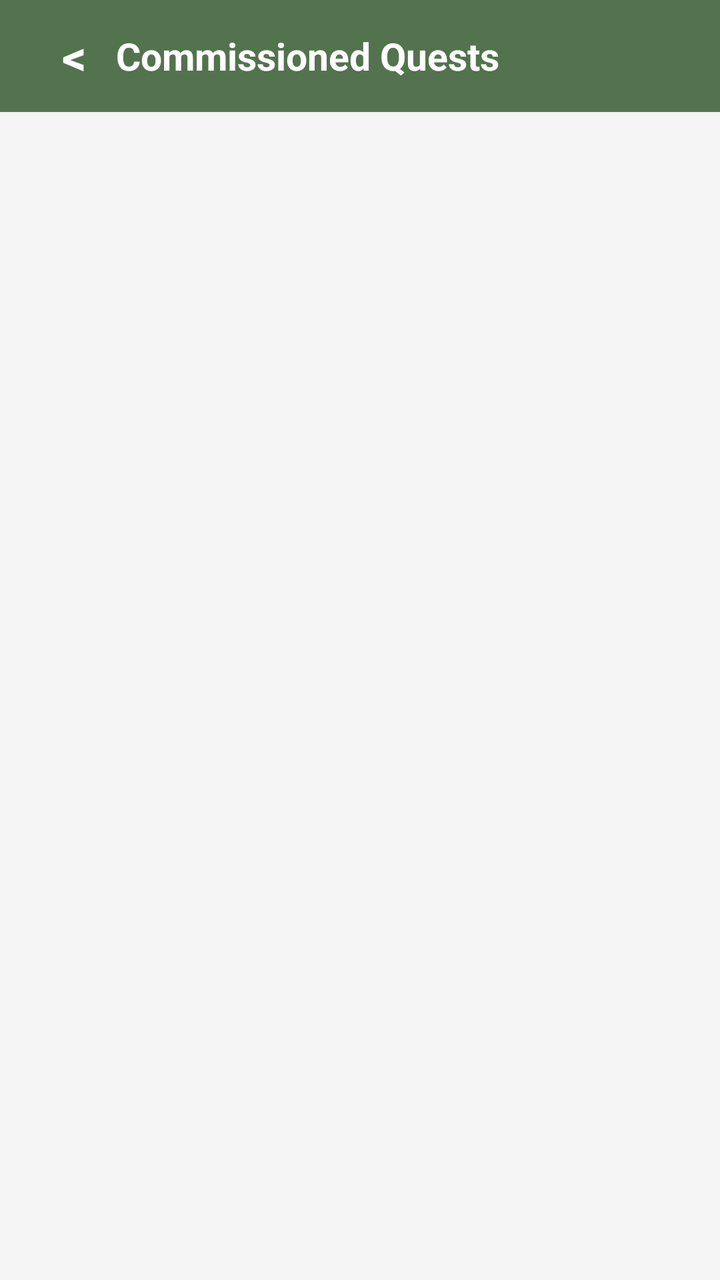
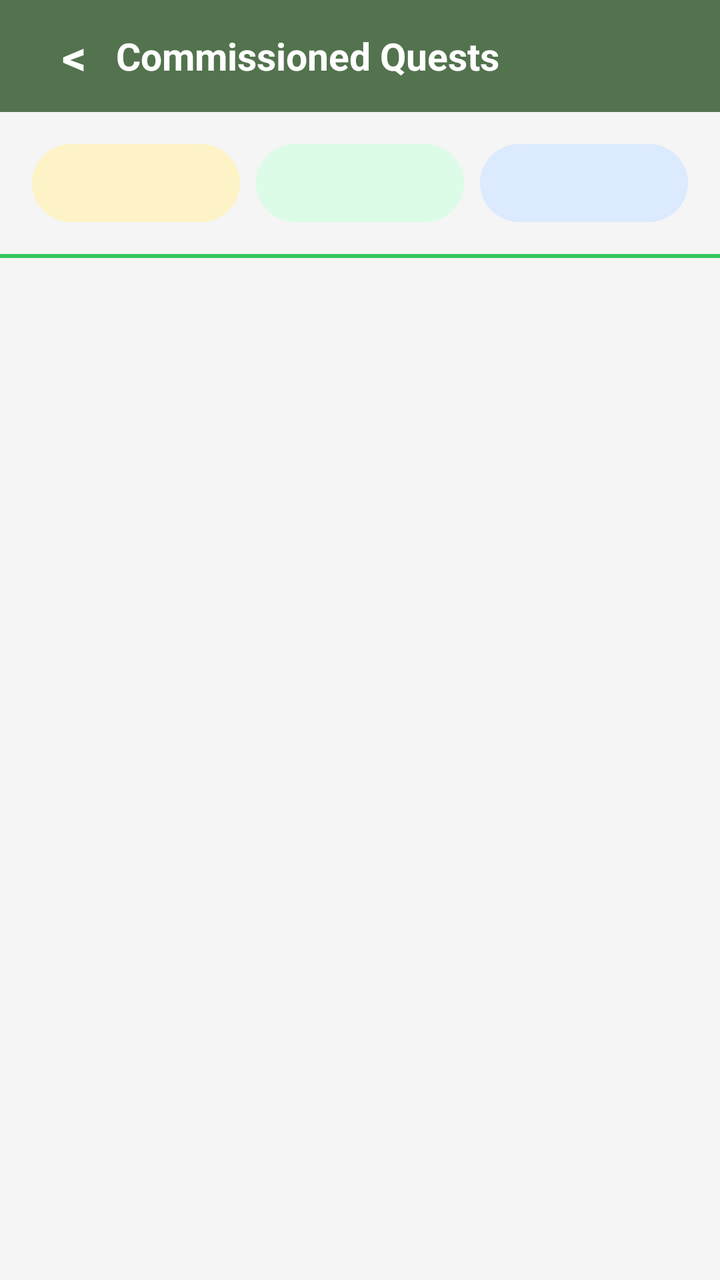

Compare the two renders of this Android layout. The source of the first and the diff that turns it into the second are given below.
<!-- AndroidManifest.xml: application theme Theme.GuildHall -->
<!-- res/layout/activity_commissioned_quests.xml -->
<?xml version="1.0" encoding="utf-8"?>
<LinearLayout xmlns:android="http://schemas.android.com/apk/res/android"
    android:layout_width="match_parent"
    android:layout_height="match_parent"
    android:background="@color/background"
    android:orientation="vertical">
    <LinearLayout android:layout_width="match_parent" android:layout_height="56dp" android:background="@color/panel_bg" android:gravity="center_vertical" android:orientation="horizontal" android:paddingHorizontal="16dp">
        <TextView android:id="@+id/btnBack" android:layout_width="42dp" android:layout_height="42dp" android:gravity="center" android:text="&lt;" android:textColor="@color/surface_white" android:textSize="24sp" android:textStyle="bold" />
        <TextView android:layout_width="0dp" android:layout_height="wrap_content" android:layout_weight="1" android:text="Commissioned Quests" android:textColor="@color/surface_white" android:textSize="19sp" android:textStyle="bold" />
    </LinearLayout>
    <HorizontalScrollView android:layout_width="match_parent" android:layout_height="wrap_content" android:padding="16dp" android:scrollbars="none">
        <LinearLayout android:id="@+id/tabRow" android:layout_width="wrap_content" android:layout_height="wrap_content" android:orientation="horizontal" />
    </HorizontalScrollView>
    <ProgressBar android:id="@+id/progressBar" style="?android:attr/progressBarStyleHorizontal" android:layout_width="match_parent" android:layout_height="4dp" android:indeterminate="true" android:indeterminateTint="@color/primary_green" android:visibility="gone" />
    <LinearLayout android:id="@+id/errorContainer" android:layout_width="match_parent" android:layout_height="wrap_content" android:layout_margin="20dp" android:background="@drawable/bg_error_box" android:orientation="vertical" android:padding="14dp" android:visibility="gone">
        <TextView android:id="@+id/tvError" android:layout_width="match_parent" android:layout_height="wrap_content" android:textColor="@color/error_red" />
        <com.google.android.material.button.MaterialButton android:id="@+id/btnRetry" style="@style/Widget.GuildHall.Button.Primary" android:layout_width="wrap_content" android:layout_height="wrap_content" android:layout_gravity="end" android:text="Try Again" />
    </LinearLayout>
    <TextView android:id="@+id/tvEmpty" android:layout_width="match_parent" android:layout_height="wrap_content" android:gravity="center" android:paddingVertical="64dp" android:textColor="@color/text_hint" android:textSize="15sp" android:visibility="gone" />
    <androidx.recyclerview.widget.RecyclerView android:id="@+id/recyclerView" android:layout_width="match_parent" android:layout_height="0dp" android:layout_weight="1" android:clipToPadding="false" android:padding="20dp" />
</LinearLayout>
<!-- resources referenced by this layout -->
<resources>
  <color name="background">#F5F5F5</color>
  <color name="error_red">#C73434</color>
  <color name="panel_bg">#52734D</color>
  <color name="primary_green">#34C759</color>
  <color name="surface_white">#FFFFFF</color>
  <color name="text_hint">#AAAAAA</color>
  <!-- drawable bg_error_box (drawable) -->
  <?xml version="1.0" encoding="utf-8"?>
  <shape xmlns:android="http://schemas.android.com/apk/res/android"
      android:shape="rectangle">
      <solid android:color="@color/error_bg" />
      <stroke
          android:width="1dp"
          android:color="@color/error_border" />
      <corners android:radius="8dp" />
  </shape>
  <style name="Widget.GuildHall.Button.Primary" parent="Widget.MaterialComponents.Button">
          <item name="android:backgroundTint">@color/primary_green</item>
          <item name="android:textColor">@color/surface_white</item>
          <item name="android:textSize">16sp</item>
          <item name="android:textStyle">bold</item>
          <item name="android:fontFamily">sans-serif-medium</item>
          <item name="cornerRadius">50dp</item>
          <item name="android:paddingTop">14dp</item>
          <item name="android:paddingBottom">14dp</item>
          <item name="android:letterSpacing">0</item>
          <item name="android:elevation">0dp</item>
          <item name="android:stateListAnimator">@null</item>
      </style>
  <style name="Theme.GuildHall" parent="Theme.MaterialComponents.Light.NoActionBar">
          <item name="colorPrimary">@color/primary_green</item>
          <item name="colorPrimaryDark">@color/status_bar</item>
          <item name="colorAccent">@color/primary_green</item>
          <item name="android:windowBackground">@color/background</item>
          <item name="android:statusBarColor">@color/status_bar</item>
          <item name="android:fontFamily">sans-serif</item>
      </style>
  <color name="error_bg">#FFE5E5</color>
  <color name="error_border">#F5C6C6</color>
  <color name="status_bar">#3A5C36</color>
</resources>

<!-- the commit's change to res/layout/activity_commissioned_quests.xml (unified diff, before → after) -->
@@ -4,18 +4,146 @@
     android:layout_height="match_parent"
     android:background="@color/background"
     android:orientation="vertical">
-    <LinearLayout android:layout_width="match_parent" android:layout_height="56dp" android:background="@color/panel_bg" android:gravity="center_vertical" android:orientation="horizontal" android:paddingHorizontal="16dp">
-        <TextView android:id="@+id/btnBack" android:layout_width="42dp" android:layout_height="42dp" android:gravity="center" android:text="&lt;" android:textColor="@color/surface_white" android:textSize="24sp" android:textStyle="bold" />
-        <TextView android:layout_width="0dp" android:layout_height="wrap_content" android:layout_weight="1" android:text="Commissioned Quests" android:textColor="@color/surface_white" android:textSize="19sp" android:textStyle="bold" />
+
+    <LinearLayout
+        android:layout_width="match_parent"
+        android:layout_height="56dp"
+        android:background="@color/panel_bg"
+        android:gravity="center_vertical"
+        android:orientation="horizontal"
+        android:paddingHorizontal="16dp">
+
+        <TextView
+            android:id="@+id/btnBack"
+            android:layout_width="42dp"
+            android:layout_height="42dp"
+            android:gravity="center"
+            android:text="&lt;"
+            android:textColor="@color/surface_white"
+            android:textSize="24sp"
+            android:textStyle="bold" />
+
+        <TextView
+            android:layout_width="0dp"
+            android:layout_height="wrap_content"
+            android:layout_weight="1"
+            android:text="Commissioned Quests"
+            android:textColor="@color/surface_white"
+            android:textSize="19sp"
+            android:textStyle="bold" />
     </LinearLayout>
-    <HorizontalScrollView android:layout_width="match_parent" android:layout_height="wrap_content" android:padding="16dp" android:scrollbars="none">
-        <LinearLayout android:id="@+id/tabRow" android:layout_width="wrap_content" android:layout_height="wrap_content" android:orientation="horizontal" />
+
+    <LinearLayout
+        android:layout_width="match_parent"
+        android:layout_height="wrap_content"
+        android:orientation="horizontal"
+        android:padding="16dp">
+
+        <TextView
+            android:id="@+id/tvUnpaid"
+            android:layout_width="0dp"
+            android:layout_height="wrap_content"
+            android:layout_marginEnd="8dp"
+            android:layout_weight="1"
+            android:background="@drawable/bg_chip_amber"
+            android:gravity="center"
+            android:padding="10dp"
+            android:textColor="#92400E"
+            android:textStyle="bold" />
+
+        <TextView
+            android:id="@+id/tvOpen"
+            android:layout_width="0dp"
+            android:layout_height="wrap_content"
+            android:layout_marginEnd="8dp"
+            android:layout_weight="1"
+            android:background="@drawable/bg_chip_green"
+            android:gravity="center"
+            android:padding="10dp"
+            android:textColor="#166534"
+            android:textStyle="bold" />
+
+        <TextView
+            android:id="@+id/tvCompleted"
+            android:layout_width="0dp"
+            android:layout_height="wrap_content"
+            android:layout_weight="1"
+            android:background="@drawable/bg_chip_blue"
+            android:gravity="center"
+            android:padding="10dp"
+            android:textColor="#1E40AF"
+            android:textStyle="bold" />
+    </LinearLayout>
+
+    <HorizontalScrollView
+        android:layout_width="match_parent"
+        android:layout_height="wrap_content"
+        android:background="@color/surface_white"
+        android:elevation="2dp"
+        android:scrollbars="none">
+
+        <LinearLayout
+            android:id="@+id/tabRow"
+            android:layout_width="wrap_content"
+            android:layout_height="wrap_content"
+            android:orientation="horizontal" />
     </HorizontalScrollView>
-    <ProgressBar android:id="@+id/progressBar" style="?android:attr/progressBarStyleHorizontal" android:layout_width="match_parent" android:layout_height="4dp" android:indeterminate="true" android:indeterminateTint="@color/primary_green" android:visibility="gone" />
-    <LinearLayout android:id="@+id/errorContainer" android:layout_width="match_parent" android:layout_height="wrap_content" android:layout_margin="20dp" android:background="@drawable/bg_error_box" android:orientation="vertical" android:padding="14dp" android:visibility="gone">
-        <TextView android:id="@+id/tvError" android:layout_width="match_parent" android:layout_height="wrap_content" android:textColor="@color/error_red" />
-        <com.google.android.material.button.MaterialButton android:id="@+id/btnRetry" style="@style/Widget.GuildHall.Button.Primary" android:layout_width="wrap_content" android:layout_height="wrap_content" android:layout_gravity="end" android:text="Try Again" />
+
+    <View
+        android:layout_width="match_parent"
+        android:layout_height="2dp"
+        android:background="@color/primary_green" />
+
+    <ProgressBar
+        android:id="@+id/progressBar"
+        style="?android:attr/progressBarStyleHorizontal"
+        android:layout_width="match_parent"
+        android:layout_height="4dp"
+        android:layout_marginTop="12dp"
+        android:indeterminate="true"
+        android:indeterminateTint="@color/primary_green"
+        android:visibility="gone" />
+
+    <LinearLayout
+        android:id="@+id/errorContainer"
+        android:layout_width="match_parent"
+        android:layout_height="wrap_content"
+        android:layout_margin="20dp"
+        android:background="@drawable/bg_error_box"
+        android:orientation="vertical"
+        android:padding="14dp"
+        android:visibility="gone">
+
+        <TextView
+            android:id="@+id/tvError"
+            android:layout_width="match_parent"
+            android:layout_height="wrap_content"
+            android:textColor="@color/error_red" />
+
+        <com.google.android.material.button.MaterialButton
+            android:id="@+id/btnRetry"
+            style="@style/Widget.GuildHall.Button.Primary"
+            android:layout_width="wrap_content"
+            android:layout_height="wrap_content"
+            android:layout_gravity="end"
+            android:text="Try Again" />
     </LinearLayout>
-    <TextView android:id="@+id/tvEmpty" android:layout_width="match_parent" android:layout_height="wrap_content" android:gravity="center" android:paddingVertical="64dp" android:textColor="@color/text_hint" android:textSize="15sp" android:visibility="gone" />
-    <androidx.recyclerview.widget.RecyclerView android:id="@+id/recyclerView" android:layout_width="match_parent" android:layout_height="0dp" android:layout_weight="1" android:clipToPadding="false" android:padding="20dp" />
+
+    <TextView
+        android:id="@+id/tvEmpty"
+        android:layout_width="match_parent"
+        android:layout_height="wrap_content"
+        android:gravity="center"
+        android:paddingVertical="64dp"
+        android:textColor="@color/text_hint"
+        android:textSize="15sp"
+        android:visibility="gone" />
+
+    <androidx.recyclerview.widget.RecyclerView
+        android:id="@+id/recyclerView"
+        android:layout_width="match_parent"
+        android:layout_height="0dp"
+        android:layout_weight="1"
+        android:clipToPadding="false"
+        android:padding="20dp" />
 </LinearLayout>
<!-- resource entries referenced after the edit -->
@@ -6,6 +6,27 @@
   <color name="primary_green">#34C759</color>
   <color name="surface_white">#FFFFFF</color>
   <color name="text_hint">#AAAAAA</color>
+  <!-- drawable bg_chip_amber (drawable) -->
+  <?xml version="1.0" encoding="utf-8"?>
+  <shape xmlns:android="http://schemas.android.com/apk/res/android">
+      <solid android:color="#FEF3C7" />
+      <corners android:radius="999dp" />
+      <padding android:left="10dp" android:right="10dp" android:top="4dp" android:bottom="4dp" />
+  </shape>
+  <!-- drawable bg_chip_blue (drawable) -->
+  <?xml version="1.0" encoding="utf-8"?>
+  <shape xmlns:android="http://schemas.android.com/apk/res/android">
+      <solid android:color="#DBEAFE" />
+      <corners android:radius="999dp" />
+      <padding android:left="10dp" android:right="10dp" android:top="4dp" android:bottom="4dp" />
+  </shape>
+  <!-- drawable bg_chip_green (drawable) -->
+  <?xml version="1.0" encoding="utf-8"?>
+  <shape xmlns:android="http://schemas.android.com/apk/res/android">
+      <solid android:color="#DCFCE7" />
+      <corners android:radius="999dp" />
+      <padding android:left="10dp" android:right="10dp" android:top="4dp" android:bottom="4dp" />
+  </shape>
   <!-- drawable bg_error_box (drawable) -->
   <?xml version="1.0" encoding="utf-8"?>
   <shape xmlns:android="http://schemas.android.com/apk/res/android"
